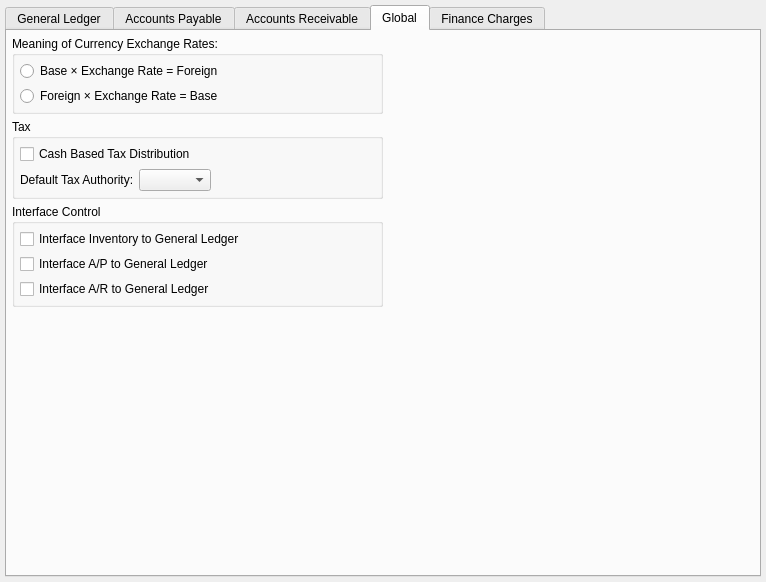
This is guiclient/configureGL.ui in Pegasus-RPG/xtuple-client as Qt 5 draws it before an edit. The edited form follows.
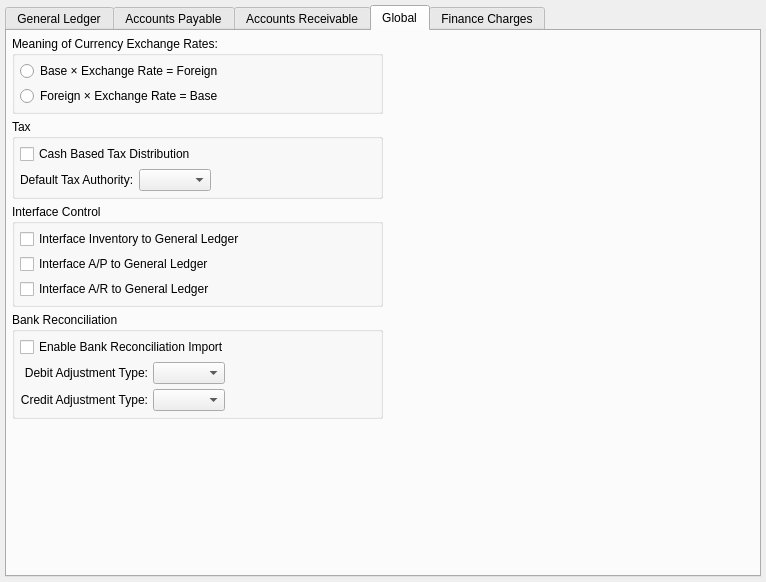
This is the edited form. The open tabs and pages were chosen to show the change. Custom widgets are drawn as their Qt base class.

Commit message: Issue #23255:initial commit for bank reconciliation import

Patch:
```diff
--- a/guiclient/configureGL.ui
+++ b/guiclient/configureGL.ui
@@ -1315,9 +1315,9 @@
       </attribute>
       <layout class="QHBoxLayout" name="horizontalLayout_4">
        <item>
-        <layout class="QVBoxLayout" name="verticalLayout_5">
+        <layout class="QVBoxLayout" name="verticalLayout_10">
          <item>
-          <layout class="QVBoxLayout" name="verticalLayout_4">
+          <layout class="QVBoxLayout" name="verticalLayout_5">
            <item>
             <widget class="QGroupBox" name="_exchangeRateSense">
              <property name="title">
@@ -1430,6 +1430,83 @@
              </layout>
             </widget>
            </item>
+           <item>
+            <widget class="QGroupBox" name="_bankReconGroup">
+             <property name="title">
+              <string>Bank Reconciliation</string>
+             </property>
+             <layout class="QVBoxLayout" name="verticalLayout_4">
+              <item>
+               <widget class="QCheckBox" name="_importBankRecon">
+                <property name="text">
+                 <string>Enable Bank Reconciliation Import</string>
+                </property>
+               </widget>
+              </item>
+              <item>
+               <layout class="QHBoxLayout" name="horizontalLayout_11">
+                <item>
+                 <layout class="QGridLayout" name="gridLayout">
+                  <item row="0" column="0">
+                   <widget class="QLabel" name="_debitBankadjtypeLit">
+                    <property name="text">
+                     <string>Debit Adjustment Type:</string>
+                    </property>
+                    <property name="alignment">
+                     <set>Qt::AlignRight|Qt::AlignTrailing|Qt::AlignVCenter</set>
+                    </property>
+                   </widget>
+                  </item>
+                  <item row="0" column="1">
+                   <widget class="XComboBox" name="_debitBankadjtype">
+                    <property name="sizePolicy">
+                     <sizepolicy hsizetype="Expanding" vsizetype="Fixed">
+                      <horstretch>0</horstretch>
+                      <verstretch>0</verstretch>
+                     </sizepolicy>
+                    </property>
+                   </widget>
+                  </item>
+                  <item row="1" column="0">
+                   <widget class="QLabel" name="_creditBankadjtypeLit">
+                    <property name="text">
+                     <string>Credit Adjustment Type:</string>
+                    </property>
+                    <property name="alignment">
+                     <set>Qt::AlignRight|Qt::AlignTrailing|Qt::AlignVCenter</set>
+                    </property>
+                   </widget>
+                  </item>
+                  <item row="1" column="1">
+                   <widget class="XComboBox" name="_creditBankadjtype">
+                    <property name="sizePolicy">
+                     <sizepolicy hsizetype="Expanding" vsizetype="Fixed">
+                      <horstretch>0</horstretch>
+                      <verstretch>0</verstretch>
+                     </sizepolicy>
+                    </property>
+                   </widget>
+                  </item>
+                 </layout>
+                </item>
+                <item>
+                 <spacer name="horizontalSpacer_9">
+                  <property name="orientation">
+                   <enum>Qt::Horizontal</enum>
+                  </property>
+                  <property name="sizeHint" stdset="0">
+                   <size>
+                    <width>17</width>
+                    <height>20</height>
+                   </size>
+                  </property>
+                 </spacer>
+                </item>
+               </layout>
+              </item>
+             </layout>
+            </widget>
+           </item>
           </layout>
          </item>
          <item>
```
The commit also changes 5 other files.
